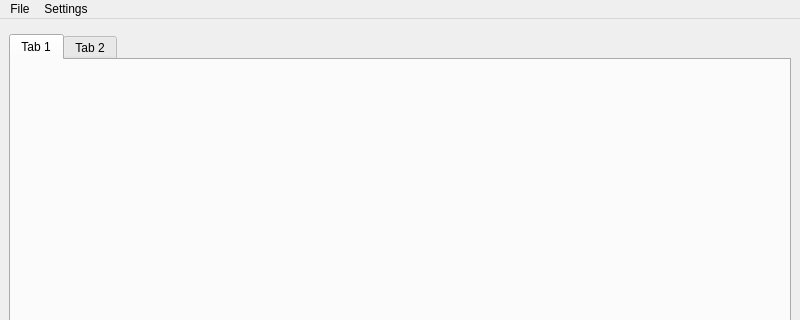
Qt form src/ARM_R_viewCore/MainWindow.ui (nevaeh82/arm_r) before a commit; both pictures show x 0 to 800 and y 0 to 320 of the 800 by 600 pixel window.
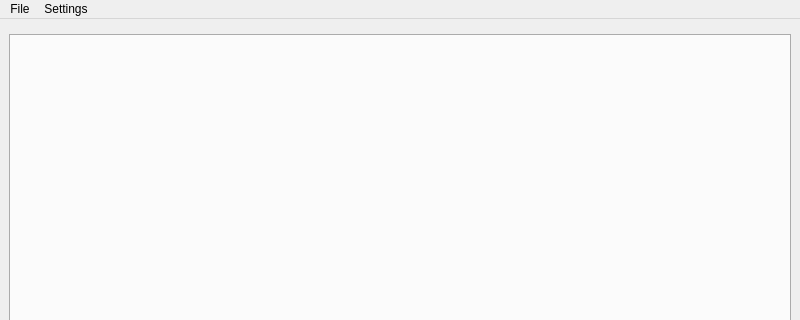
The same form after that commit. Custom widgets are drawn as their Qt base class.

Patch:
```diff
--- a/src/ARM_R_viewCore/MainWindow.ui
+++ b/src/ARM_R_viewCore/MainWindow.ui
@@ -21,17 +21,10 @@
        <widget class="ControlPanelWidget" name="controlWidget" native="true"/>
       </item>
       <item>
-       <widget class="QTabWidget" name="tabWidget">
-        <widget class="QWidget" name="tab">
-         <attribute name="title">
-          <string>Tab 1</string>
-         </attribute>
-        </widget>
-        <widget class="QWidget" name="tab_2">
-         <attribute name="title">
-          <string>Tab 2</string>
-         </attribute>
-        </widget>
+       <widget class="QTabWidget" name="worlTabsWidget">
+        <property name="currentIndex">
+         <number>-1</number>
+        </property>
        </widget>
       </item>
      </layout>
```
Left out of the diff: 2 changed lines with no effect on the pictures.
